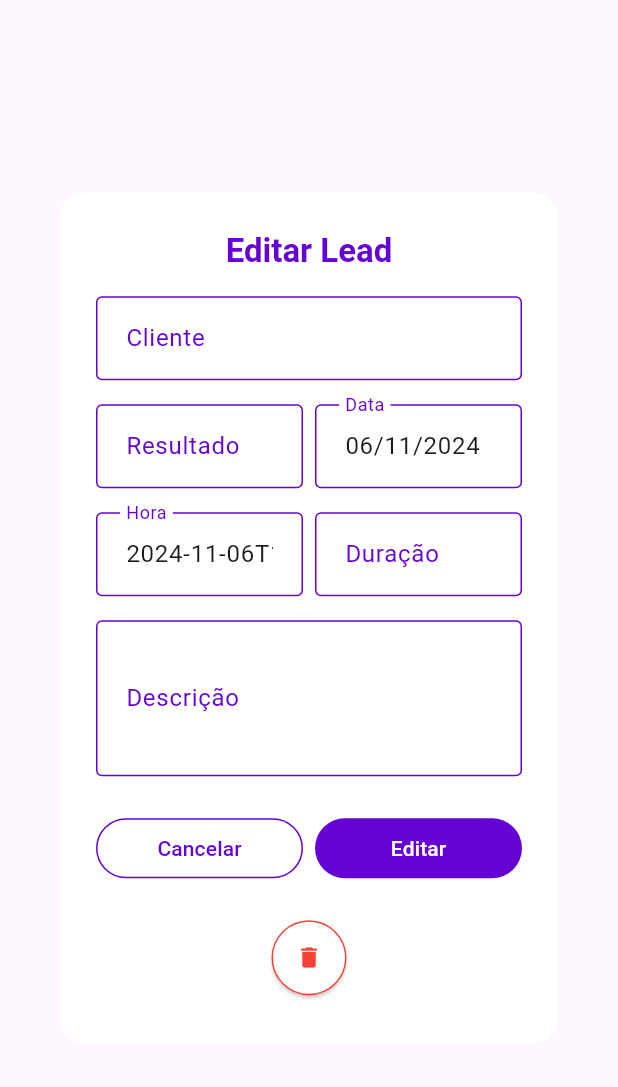
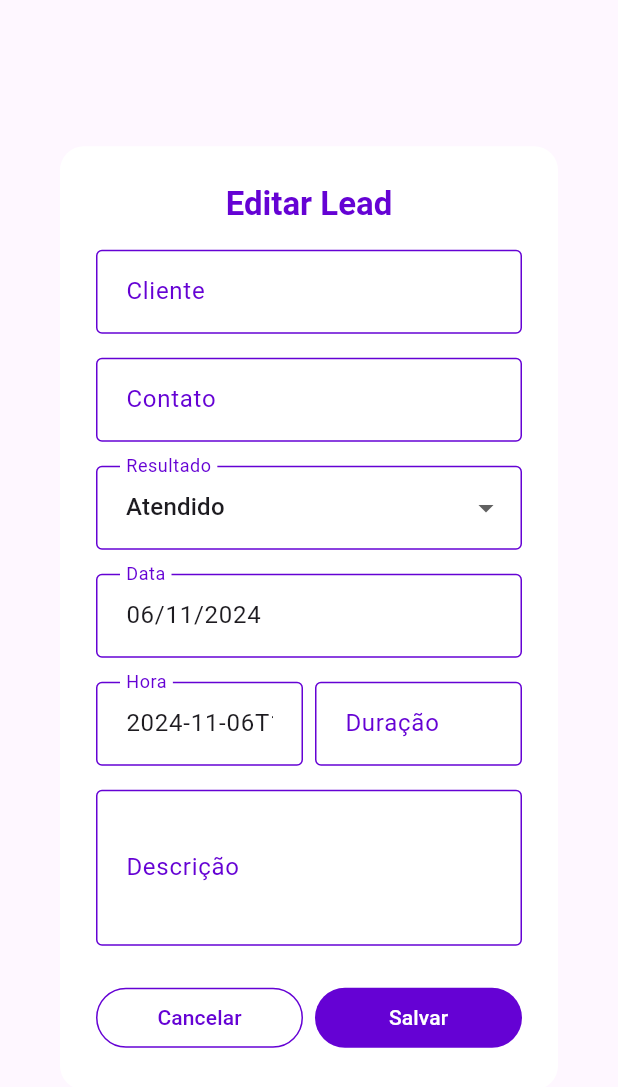
Before and after one commit to Grupo04-Esfera-Pro-Solucoes/EsferaPro, a Flutter app: the CallDialog widget shown alone on an empty page, opened directly with empty values, on a phone screen of 412 x 824 dp. Shown: the top 1087 px of the screen. Run offline on Flutter 3.47's test engine with Material 3 defaults, Android fonts, the phone set to English and light mode, and no system bars; our stand-ins replace file_picker, fl_chart, flutter_dotenv, flutter_multi_formatter, shared_preferences; missing offline and left inert: splash_screen_view; accounts and stored records are empty; network calls fail; statements that could not run were skipped.

Commit message:
ajuste no service de editar

```diff
--- a/lib/widgets/call_dialog.dart
+++ b/lib/widgets/call_dialog.dart
@@ -1,26 +1,50 @@
 import 'package:flutter/material.dart';
 import 'package:intl/intl.dart';
 
-class CallDialog extends StatelessWidget {
+class CallDialog extends StatefulWidget {
   final Map<String, dynamic> callData;
-  final void Function(Map<String, dynamic> updatedCallData) onEdit;
+  final Future<void> Function(Map<String, dynamic> updatedCallData) onEdit;
   final VoidCallback onDelete;
 
-  CallDialog({
+  const CallDialog({
     required this.callData,
     required this.onEdit,
     required this.onDelete,
   });
 
   @override
+  _CallDialogState createState() => _CallDialogState();
+}
+
+class _CallDialogState extends State<CallDialog> {
+  late TextEditingController descriptionController;
+  late TextEditingController clientController;
+  late TextEditingController resultController;
+  late TextEditingController dateController;
+  late TextEditingController timeController;
+  late TextEditingController durationController;
+  late TextEditingController contactController;
+
+  int selectedResultId = 1;  // Default to 'Atendido' with ID 1
+
+  @override
+  void initState() {
+    super.initState();
+
+    descriptionController = TextEditingController(text: widget.callData['description'] ?? '');
+    clientController = TextEditingController(text: widget.callData['idClient']['name'] ?? '');
+    resultController = TextEditingController(text: widget.callData['result']['result'] ?? '');
+    dateController = TextEditingController(text: DateFormat('dd/MM/yyyy').format(DateTime.parse(widget.callData['date'] ?? DateTime.now().toString())));
+    timeController = TextEditingController(text: widget.callData['callTime'] ?? '');
+    durationController = TextEditingController(text: widget.callData['duration'] ?? '');
+    contactController = TextEditingController(text: widget.callData['contact'] ?? '');
+
+    // Setting the initial selected result ID based on the passed data
+    selectedResultId = widget.callData['result']['idLeadResult'] ?? 1;
+  }
+
+  @override
   Widget build(BuildContext context) {
-    final TextEditingController descriptionController = TextEditingController(text: callData['description'] ?? '');
-    final TextEditingController clientController = TextEditingController(text: callData['idClient']['name'] ?? '');
-    final TextEditingController resultController = TextEditingController(text: callData['result']['result'] ?? '');
-    final TextEditingController dateController = TextEditingController(text: DateFormat('dd/MM/yyyy').format(DateTime.parse(callData['date'] ?? DateTime.now().toString())));
-    final TextEditingController timeController = TextEditingController(text: callData['callTime'] ?? '');
-    final TextEditingController durationController = TextEditingController(text: callData['duration'] ?? '');
-
     return AlertDialog(
       backgroundColor: Colors.white,
       shape: RoundedRectangleBorder(
@@ -43,62 +67,91 @@ class CallDialog extends StatelessWidget {
           children: [
             TextField(
               controller: clientController,
-              decoration: InputDecoration(
+              decoration: const InputDecoration(
                 labelText: 'Cliente',
-                labelStyle: const TextStyle(color: Color(0xFF6502D4)),
-                border: const OutlineInputBorder(
+                labelStyle: TextStyle(color: Color(0xFF6502D4)),
+                border: OutlineInputBorder(
                   borderSide: BorderSide(color: Color(0xFF6502D4)),
                 ),
-                focusedBorder: const OutlineInputBorder(
+                focusedBorder: OutlineInputBorder(
                   borderSide: BorderSide(color: Color(0xFF6502D4)),
                 ),
-                enabledBorder: const OutlineInputBorder(
+                enabledBorder: OutlineInputBorder(
                   borderSide: BorderSide(color: Color(0xFF6502D4)),
                 ),
-                contentPadding: const EdgeInsets.symmetric(horizontal: 16, vertical: 16),
+                contentPadding: EdgeInsets.symmetric(horizontal: 16, vertical: 16),
               ),
               readOnly: true,
+            ),
+            const SizedBox(height: 16),
+            TextField(
+              controller: contactController,
+              decoration: const InputDecoration(
+                labelText: 'Contato',
+                labelStyle: TextStyle(color: Color(0xFF6502D4)),
+                border: OutlineInputBorder(
+                  borderSide: BorderSide(color: Color(0xFF6502D4)),
+                ),
+                focusedBorder: OutlineInputBorder(
+                  borderSide: BorderSide(color: Color(0xFF6502D4)),
+                ),
+                enabledBorder: OutlineInputBorder(
+                  borderSide: BorderSide(color: Color(0xFF6502D4)),
+                ),
+                contentPadding: EdgeInsets.symmetric(horizontal: 16, vertical: 16),
+              ),
+              readOnly: true,
+            ),
+            const SizedBox(height: 16),
+            // Dropdown for selecting result
+            DropdownButtonFormField<int>(
+              value: selectedResultId,
+              decoration: const InputDecoration(
+                labelText: 'Resultado',
+                labelStyle: TextStyle(color: Color(0xFF6502D4)),
+                border: OutlineInputBorder(
+                  borderSide: BorderSide(color: Color(0xFF6502D4)),
+                ),
+                focusedBorder: OutlineInputBorder(
+                  borderSide: BorderSide(color: Color(0xFF6502D4)),
+                ),
+                enabledBorder: OutlineInputBorder(
+                  borderSide: BorderSide(color: Color(0xFF6502D4)),
+                ),
+                contentPadding: EdgeInsets.symmetric(horizontal: 16, vertical: 16),
+              ),
+              items: const [
+                DropdownMenuItem(value: 1, child: Text('Atendido')),
+                DropdownMenuItem(value: 2, child: Text('Desligado')),
+                DropdownMenuItem(value: 3, child: Text('Cx. Postal')),
+                DropdownMenuItem(value: 4, child: Text('Ocupado')),
+              ],
+              onChanged: (value) {
+                setState(() {
+                  selectedResultId = value ?? 1;  // Default to 1 if null
+                });
+              },
             ),
             const SizedBox(height: 16),
             Row(
               children: [
                 Expanded(
                   child: TextField(
-                    controller: resultController,
-                    decoration: InputDecoration(
-                      labelText: 'Resultado',
-                      labelStyle: const TextStyle(color: Color(0xFF6502D4)),
-                      border: const OutlineInputBorder(
+                    controller: dateController,
+                    decoration: const InputDecoration(
+                      labelText: 'Data',
+                      hintText: 'dd/MM/yyyy',
+                      labelStyle: TextStyle(color: Color(0xFF6502D4)),
+                      border: OutlineInputBorder(
                         borderSide: BorderSide(color: Color(0xFF6502D4)),
                       ),
-                      focusedBorder: const OutlineInputBorder(
+                      focusedBorder: OutlineInputBorder(
                         borderSide: BorderSide(color: Color(0xFF6502D4)),
                       ),
-                      enabledBorder: const OutlineInputBorder(
+                      enabledBorder: OutlineInputBorder(
                         borderSide: BorderSide(color: Color(0xFF6502D4)),
                       ),
-                      contentPadding: const EdgeInsets.symmetric(horizontal: 16, vertical: 16),
-                    ),
-                  ),
-                ),
-                const SizedBox(width: 8),
-                Expanded(
-                  child: TextField(
-                    controller: dateController,
-                    decoration: InputDecoration(
-                      labelText: 'Data',
-                      hintText: 'dd/MM/yyyy',
-                      labelStyle: const TextStyle(color: Color(0xFF6502D4)),
-                      border: const OutlineInputBorder(
-                        borderSide: BorderSide(color: Color(0xFF6502D4)),
-                      ),
-                      focusedBorder: const OutlineInputBorder(
-                        borderSide: BorderSide(color: Color(0xFF6502D4)),
-                      ),
-                      enabledBorder: const OutlineInputBorder(
-                        borderSide: BorderSide(color: Color(0xFF6502D4)),
-                      ),
-                      contentPadding: const EdgeInsets.symmetric(horizontal: 16, vertical: 16),
+                      contentPadding: EdgeInsets.symmetric(horizontal: 16, vertical: 16),
                     ),
                   ),
                 ),
@@ -110,19 +163,19 @@ class CallDialog extends StatelessWidget {
                 Expanded(
                   child: TextField(
                     controller: timeController,
-                    decoration: InputDecoration(
+                    decoration: const InputDecoration(
                       labelText: 'Hora',
-                      labelStyle: const TextStyle(color: Color(0xFF6502D4)),
-                      border: const OutlineInputBorder(
+                      labelStyle: TextStyle(color: Color(0xFF6502D4)),
+                      border: OutlineInputBorder(
                         borderSide: BorderSide(color: Color(0xFF6502D4)),
                       ),
-                      focusedBorder: const OutlineInputBorder(
+                      focusedBorder: OutlineInputBorder(
                         borderSide: BorderSide(color: Color(0xFF6502D4)),
                       ),
-                      enabledBorder: const OutlineInputBorder(
+                      enabledBorder: OutlineInputBorder(
                         borderSide: BorderSide(color: Color(0xFF6502D4)),
                       ),
-                      contentPadding: const EdgeInsets.symmetric(horizontal: 16, vertical: 16),
+                      contentPadding: EdgeInsets.symmetric(horizontal: 16, vertical: 16),
                     ),
                   ),
                 ),
@@ -130,19 +183,19 @@ class CallDialog extends StatelessWidget {
                 Expanded(
                   child: TextField(
                     controller: durationController,
-                    decoration: InputDecoration(
+                    decoration: const InputDecoration(
                       labelText: 'Duração',
-                      labelStyle: const TextStyle(color: Color(0xFF6502D4)),
-                      border: const OutlineInputBorder(
+                      labelStyle: TextStyle(color: Color(0xFF6502D4)),
+                      border: OutlineInputBorder(
                         borderSide: BorderSide(color: Color(0xFF6502D4)),
                       ),
-                      focusedBorder: const OutlineInputBorder(
+                      focusedBorder: OutlineInputBorder(
                         borderSide: BorderSide(color: Color(0xFF6502D4)),
                       ),
-                      enabledBorder: const OutlineInputBorder(
+                      enabledBorder: OutlineInputBorder(
                         borderSide: BorderSide(color: Color(0xFF6502D4)),
                       ),
-                      contentPadding: const EdgeInsets.symmetric(horizontal: 16, vertical: 16),
+                      contentPadding: EdgeInsets.symmetric(horizontal: 16, vertical: 16),
                     ),
                   ),
                 ),
@@ -151,19 +204,19 @@ class CallDialog extends StatelessWidget {
             const SizedBox(height: 16),
             TextField(
               controller: descriptionController,
-              decoration: InputDecoration(
+              decoration: const InputDecoration(
                 labelText: 'Descrição',
-                labelStyle: const TextStyle(color: Color(0xFF6502D4)),
-                border: const OutlineInputBorder(
+                labelStyle: TextStyle(color: Color(0xFF6502D4)),
+                border: OutlineInputBorder(
                   borderSide: BorderSide(color: Color(0xFF6502D4)),
                 ),
-                focusedBorder: const OutlineInputBorder(
+                focusedBorder: OutlineInputBorder(
                   borderSide: BorderSide(color: Color(0xFF6502D4)),
                 ),
-                enabledBorder: const OutlineInputBorder(
+                enabledBorder: OutlineInputBorder(
                   borderSide: BorderSide(color: Color(0xFF6502D4)),
                 ),
-                contentPadding: const EdgeInsets.symmetric(horizontal: 16, vertical: 16),
+                contentPadding: EdgeInsets.symmetric(horizontal: 16, vertical: 16),
               ),
               maxLines: 3,
             ),
@@ -189,50 +242,34 @@ class CallDialog extends StatelessWidget {
             const SizedBox(width: 8),
             Expanded(
               child: TextButton(
-                onPressed: () {
-                  final updatedCallData = {
-                    'idClient': {'name': clientController.text},
-                    'result': {'result': resultController.text},
-                    'description': descriptionController.text,
-                    'date': DateFormat('yyyy-MM-dd').format(DateFormat('dd/MM/yyyy').parse(dateController.text)),
-                    'callTime': timeController.text,
-                    'duration': durationController.text,
-                  };
-                  onEdit(updatedCallData);
-                  Navigator.pop(context);
+                onPressed: () async {
+                  try {
+                    final updatedCallData = {
+                      'contact': contactController.text,
+                      'date': DateFormat("yyyy-MM-dd'T'HH:mm:ss.SSS'Z'").format(DateFormat('dd/MM/yyyy').parse(dateController.text)),
+                      'duration': durationController.text,
+                      'description': descriptionController.text,
+                      'result': {
+                        'idLeadResult': selectedResultId,
+                      },
+                      'callTime': timeController.text,
+                    };
+                    print("Dados enviados para atualização: $updatedCallData");
+
+                    await widget.onEdit(updatedCallData);
+                    Navigator.pop(context);
+                  } catch (e) {
+                    print("Erro ao salvar: $e");
+                  }
                 },
                 style: TextButton.styleFrom(
                   backgroundColor: const Color(0xFF6502D4),
-                  foregroundColor: Colors.white,
                   minimumSize: const Size(80, 40),
                 ),
-                child: const Text("Editar"),
+                child: const Text("Salvar", style: TextStyle(color: Colors.white)),
               ),
             ),
           ],
-        ),
-        const SizedBox(height: 16),
-        Align(
-          alignment: Alignment.center,
-          child: Padding(
-            padding: const EdgeInsets.symmetric(vertical: 8.0),
-            child: ElevatedButton(
-              onPressed: () {
-                onDelete();
-                Navigator.pop(context);
-              },
-              style: ElevatedButton.styleFrom(
-                shape: const CircleBorder(),
-                side: const BorderSide(width: 1, color: Colors.red),
-                padding: const EdgeInsets.all(16),
-                backgroundColor: Colors.white,
-              ),
-              child: const Icon(
-                Icons.delete,
-                color: Colors.red,
-              ),
-            ),
-          ),
         ),
       ],
     );
```
Also changed, not shown: lib/screens/call.dart (+16 -26 lines), lib/service/call_service.dart (+16 -27 lines).
